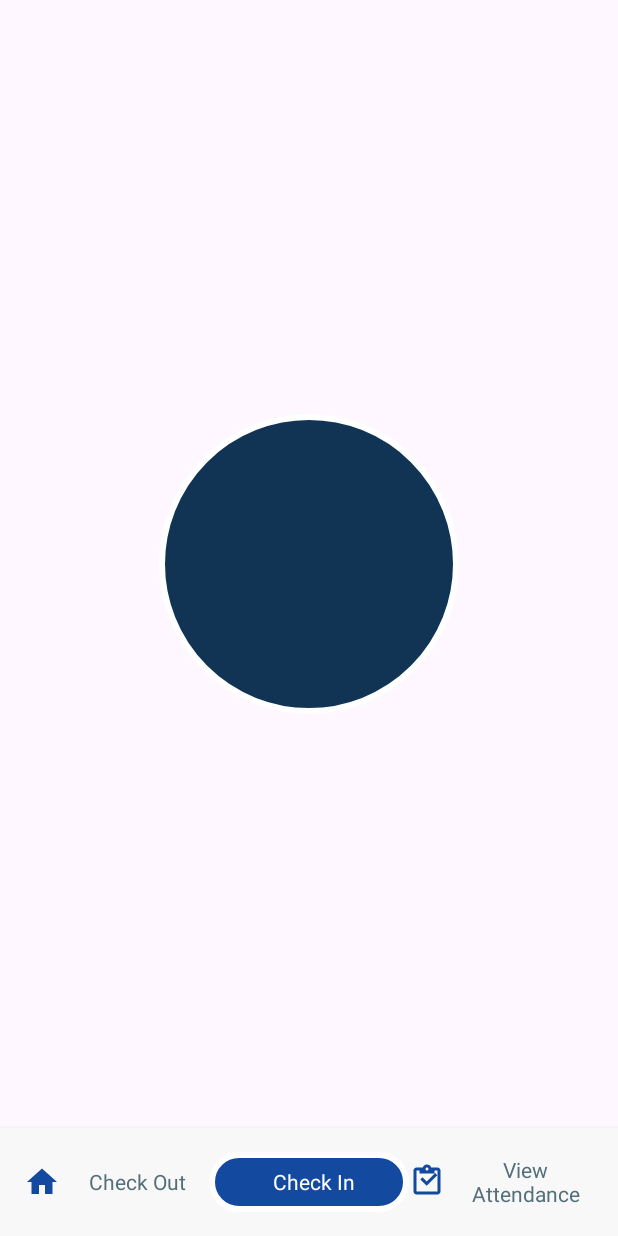
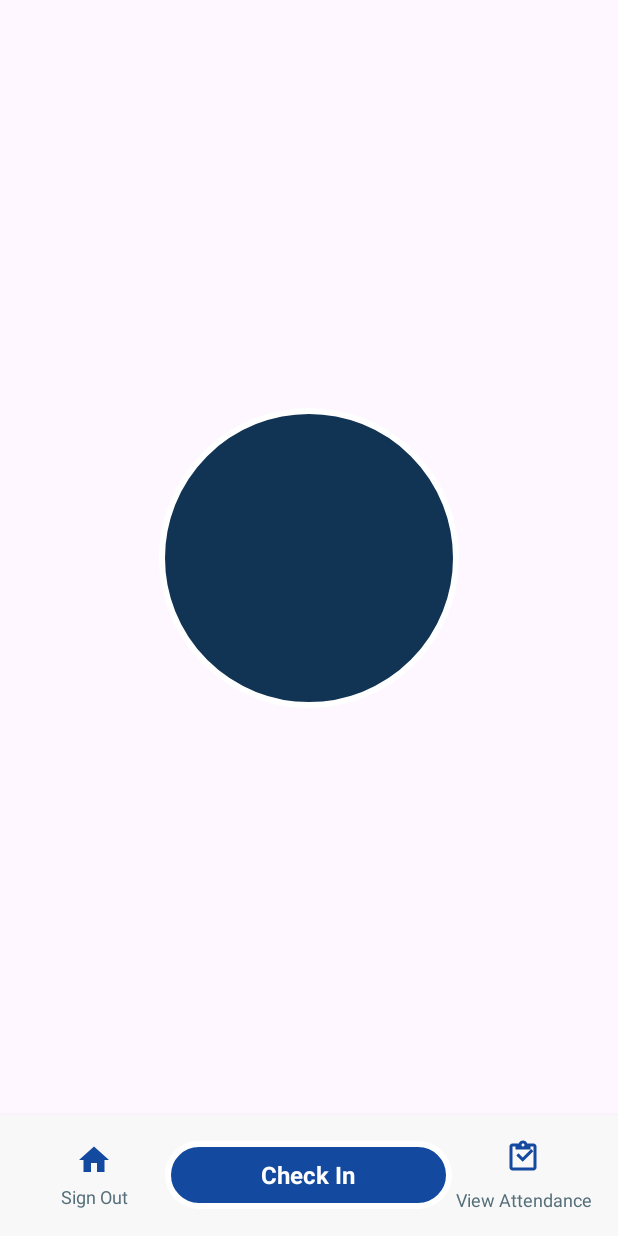
Before and after one commit to naitiklovestech/Cakebox, an Android app: the HomeActivity screen opened directly, with no data from a screen before it, on a phone screen of 412 x 824 dp. Run offline under Robolectric (Android 15) with nearby library versions, the phone set to English and light mode, and no system bars.

Commit message:
Added readme.md

```diff
--- a/app/src/main/res/layout/activity_home_screen.xml
+++ b/app/src/main/res/layout/activity_home_screen.xml
@@ -43,8 +43,7 @@
         android:padding="16dp"
         android:weightSum="3"
         app:layout_constraintBottom_toBottomOf="parent"
-        tools:layout_editor_absoluteX="16dp"
-        tools:layout_editor_absoluteY="664dp">
+        tools:layout_editor_absoluteX="16dp">
 
         <!-- Check Out Button -->
         <TextView
@@ -55,31 +54,33 @@
             android:gravity="center"
             android:text="@string/sign_out"
             android:textColor="#546E7A"
-            app:drawableStartCompat="@drawable/ic_home" />
+            android:textSize="12sp"
+            app:drawableTopCompat="@drawable/ic_home" />
 
         <!-- View Attendance Button -->
 
-        <!-- View Attendance Button -->
         <TextView
-            android:layout_width="10dp"
-            android:layout_height="40dp"
+            android:layout_width="97dp"
+            android:layout_height="45dp"
             android:layout_weight="1"
             android:background="@drawable/circular_background_signin"
+            android:baselineAligned="false"
             android:drawablePadding="8dp"
             android:gravity="center"
             android:text="@string/check_in"
             android:textColor="@android:color/white"
-            app:drawableStartCompat="@drawable/circular_background_signin" />
+            android:textSize="16sp" />
 
         <TextView
             android:layout_width="0dp"
             android:layout_height="wrap_content"
             android:layout_weight="1"
-            android:drawablePadding="8dp"
+            android:drawablePadding="8sp"
             android:gravity="center"
             android:text="@string/view_attendance"
             android:textColor="#546E7A"
-            app:drawableStartCompat="@drawable/ic_attendance" />
+            android:textSize="12sp"
+            app:drawableTopCompat="@drawable/ic_attendance" />
     </LinearLayout>
 
 </androidx.constraintlayout.widget.ConstraintLayout>
--- a/app/src/main/res/values/strings.xml
+++ b/app/src/main/res/values/strings.xml
@@ -10,8 +10,8 @@
     <string name="email_hint">user@email.com</string>
     <string name="password_hint">********</string>
     <string name="login_button_text">Enter</string>
-    <string name="sign_out">Check Out</string>
-    <string name="check_in">Check In</string>
+    <string name="sign_out">Sign Out</string>
+    <string name="check_in"><b>Check In</b></string>
     <string name="view_attendance">View
         Attendance</string>
 
```
